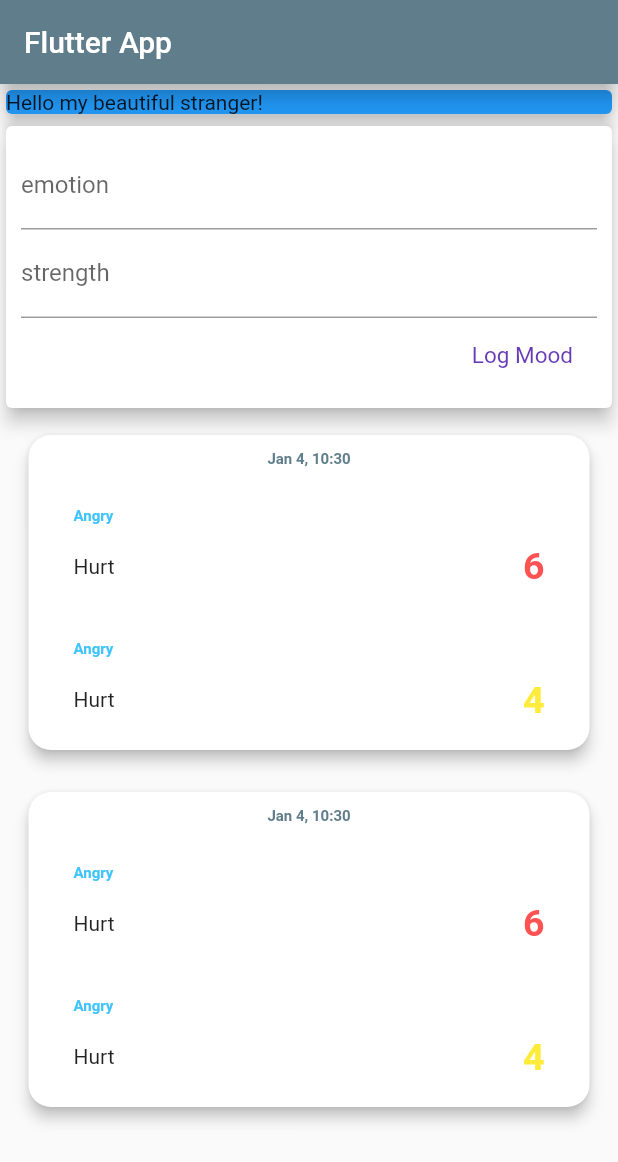
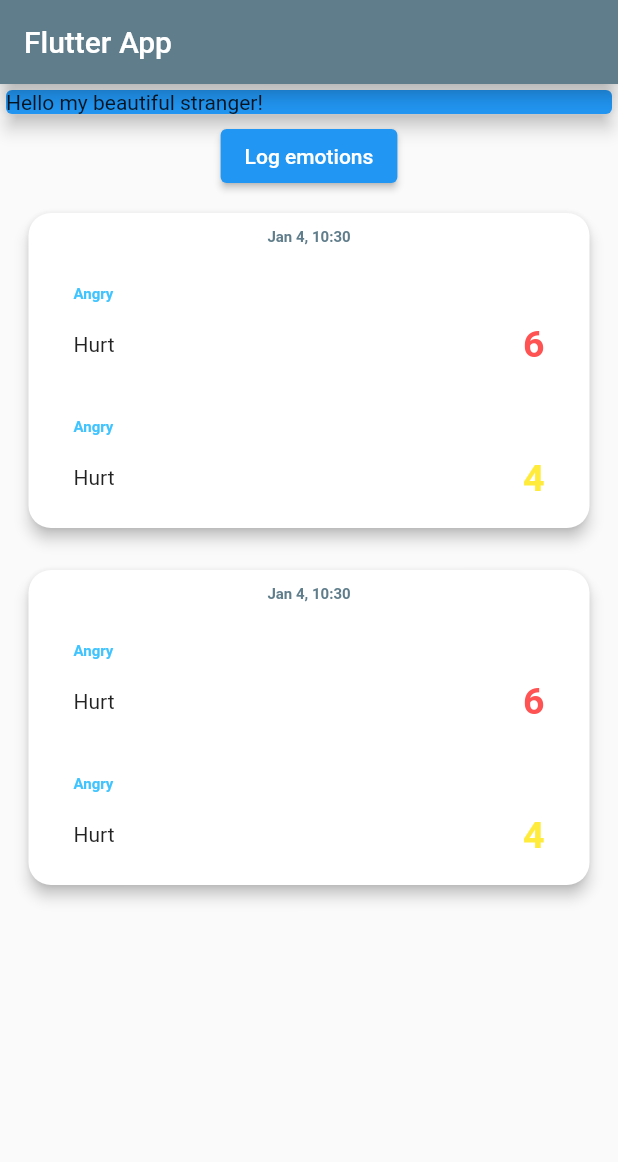
Before and after one commit to AugusteBalz/trial0103, a Flutter app: the screen it shows after launch, on a phone screen of 412 x 824 dp. Shown: the top 1162 px of the screen. Run offline on Flutter 3.47's test engine with Material 2 defaults, Android fonts, the phone set to English and light mode, and no system bars.

Commit message:
cards work, multi select does not, scrolling works, first try adding navigation

```diff
--- a/lib/main.dart
+++ b/lib/main.dart
@@ -1,11 +1,23 @@
 import 'package:flutter/material.dart';
 import 'package:flutter/services.dart';
+import 'package:trial0103/widgets/log_mood_screen_one.dart';
 import 'package:trial0103/widgets/user_mood.dart';
 
-
 void main() {
-
-  runApp(const MyApp());
+  runApp(
+    MaterialApp(
+      title: 'Named Routes Demo',
+      // Start the app with the "/" named route. In this case, the app starts
+      // on the FirstScreen widget.
+      initialRoute: '/',
+      routes: {
+        // When navigating to the "/" route, build the FirstScreen widget.
+        '/': (context) => const MyApp(),
+        // When navigating to the "/second" route, build the SecondScreen widget.
+        '/ooo': (context) => const LogMoodScreenOne(),
+      },
+    ),
+  );
 }
 
 class MyApp extends StatelessWidget {
@@ -15,13 +27,10 @@ class MyApp extends StatelessWidget {
   Widget build(BuildContext context) {
     SystemChrome.setSystemUIOverlayStyle(
         SystemUiOverlayStyle(statusBarColor: Colors.transparent
-          //color set to transperent or set your own color
-        ));
+            //color set to transperent or set your own color
+            ));
 
-    return const MaterialApp(
-      title: 'Flutter Demo',
-      home: HomePage(),
-    );
+    return HomePage();
   }
 }
 
@@ -33,9 +42,6 @@ class HomePage extends StatefulWidget {
 }
 
 class _HomePageState extends State<HomePage> {
-
-
-
   //we save the userinput
 
   final titleController = TextEditingController();
@@ -71,8 +77,6 @@ class _HomePageState extends State<HomePage> {
 
             //widget to select the moods from
             UserMood(),
-
-
           ],
         ),
       ),
--- a/lib/widgets/moodlog_list.dart
+++ b/lib/widgets/moodlog_list.dart
@@ -1,4 +1,5 @@
 import 'package:flutter/material.dart';
+import 'package:trial0103/assets/globals.dart';
 import 'package:trial0103/models/mood_entries.dart';
 import 'package:intl/intl.dart';
 
@@ -7,9 +8,6 @@ import 'package:intl/intl.dart';
 
 
 class MoodLogList extends StatelessWidget {
-  final List<MoodEntry> moodEntries;
-
-  MoodLogList(this.moodEntries);
 
 
 
@@ -22,7 +20,7 @@ class MoodLogList extends StatelessWidget {
           //"for each moodlog "md" draw a widget"
           children:
 
-          moodEntries.map((entry) {
+          moodEntryList.map((entry) {
             //take off the time from the map key
 
             print(entry.id);
--- a/lib/widgets/new_mood.dart
+++ b/lib/widgets/new_mood.dart
@@ -43,6 +43,7 @@ class NewMood extends StatelessWidget {
                   titleController.text,
                   double.parse(amountController.text),
                 );
+
               },
             )
           ],
--- a/lib/widgets/user_mood.dart
+++ b/lib/widgets/user_mood.dart
@@ -1,8 +1,10 @@
 import 'package:flutter/material.dart';
+import 'package:trial0103/assets/globals.dart';
 
 import 'package:trial0103/models/mood_entries.dart';
 import 'package:trial0103/models/moods.dart';
 import 'package:trial0103/models/one_mood.dart';
+import 'package:trial0103/widgets/log_mood_screen_one.dart';
 import 'package:trial0103/widgets/moodlog_list.dart';
 import 'package:trial0103/widgets/new_mood.dart';
 
@@ -16,68 +18,9 @@ class UserMood extends StatefulWidget {
 
 class _UserMoodState extends State<UserMood> {
 
-  final List<MoodEntry> moodEntryListlocal = [
-    MoodEntry(
-      id: 'e1',
-      dateTime: DateTime.now(),
-      eachMood: [
-        OneMood(
-          moodPrimary: PrimaryMoods.Angry,
-          moodSecondary: SecondaryMoods.angry_Hurt,
-          strength: 6,
-          color: Colors.redAccent,
-        ),
-        OneMood(
-          moodPrimary: PrimaryMoods.Angry,
-          moodSecondary: SecondaryMoods.angry_Hurt,
-          strength: 4,
-          color: Colors.yellow,
-        ),
-      ],
-    ),
-
-    MoodEntry(
-      id: 'e2',
-      dateTime: DateTime.now(),
-      eachMood: [
-        OneMood(
-          moodPrimary: PrimaryMoods.Angry,
-          moodSecondary: SecondaryMoods.angry_Hurt,
-          strength: 6,
-          color: Colors.redAccent,
-        ),
-        OneMood(
-          moodPrimary: PrimaryMoods.Angry,
-          moodSecondary: SecondaryMoods.angry_Hurt,
-          strength: 4,
-          color: Colors.yellow,
-        ),
-      ],
-    )
-  ];
 
 
 
-
-  void _addNewMoodEntry(String txTitle, double txAmount) {
-
-    final MoodEntry newEntry =
-    MoodEntry(id: "k1", dateTime: DateTime.now(), eachMood: []);
-
-
-    setState(() {
-
-
-      //add one new mood
-      newEntry.eachMood.add(
-        OneMood(moodPrimary: PrimaryMoods.Joy, moodSecondary: SecondaryMoods.joy_Proud, strength: 10, color: Colors.yellow)
-      );
-
-     // moodEntryListlocal.add(newEntry);
-      //puts it reversed
-      moodEntryListlocal.insert(0, newEntry);
-    });
-  }
 
 
 
@@ -89,8 +32,13 @@ class _UserMoodState extends State<UserMood> {
   Widget build(BuildContext context) {
     return Column(
       children: <Widget>[
-        NewMood(_addNewMoodEntry),
-        MoodLogList(moodEntryListlocal),
+        ElevatedButton(onPressed: (){
+
+          Navigator.pushNamed(context, '/ooo');
+
+        }, child: Text("Log emotions")),
+
+        MoodLogList(),
       ],
     );
   }
```
Also changed, not shown: lib/widgets/log_mood_screen_one.dart (added, +61 -0 lines).
